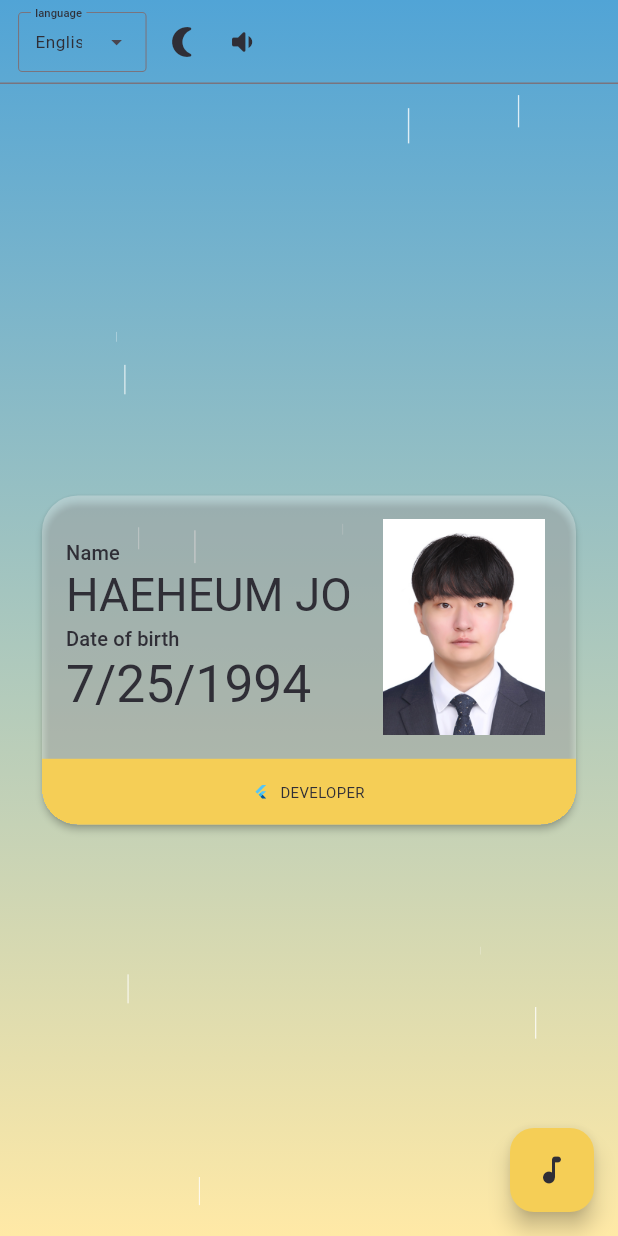
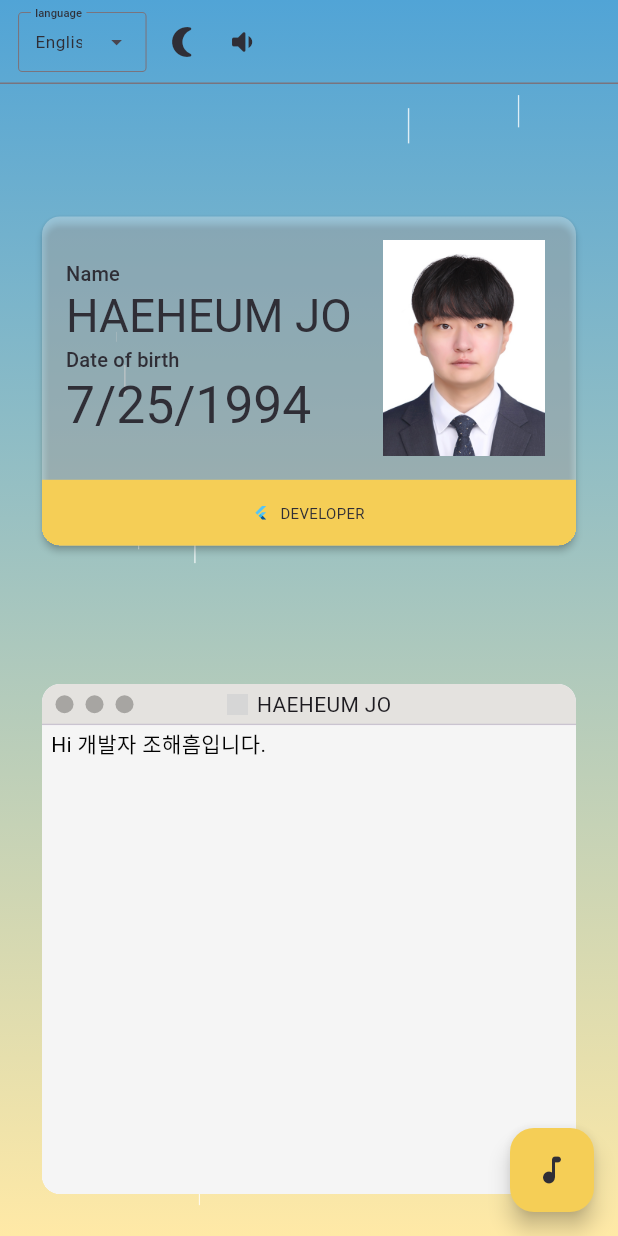
Before and after one commit to Haeheum/portfolio, a Flutter app: the screen it shows after launch, on a phone screen of 412 x 824 dp. Run offline on Flutter 3.47's test engine with Material 3 defaults, Android fonts, the light colour scheme and no system bars; our stand-ins replace audioplayers, google_fonts; Roboto replaces fonts that are missing (Jua); grey boxes are pictures that could not be loaded.

Commit message:
feat: added terminal view

```diff
--- a/lib/l10n/intl_en.arb
+++ b/lib/l10n/intl_en.arb
@@ -17,5 +17,9 @@
         "format": "yMd"
       }
     }
-  }
+  },
+  "myMessage": "Hi 개발자 조해흠입니다.",
+  "milestoneMessage": "Check out my milestone",
+  "skillSetMessage": "Check out my skill set",
+  "projectsMessage": "Check out my projects"
 }
--- a/lib/l10n/intl_ko.arb
+++ b/lib/l10n/intl_ko.arb
@@ -17,5 +17,10 @@
         "format": "yMd"
       }
     }
-  }
+  },
+  "myMessage": "안녕하세요 개발자 조해흠입니다.",
+  "milestoneMessage": "여정표를 확인합니다.",
+  "skillSetMessage": "스킬셋을 확인합니다.",
+  "projectsMessage": "프로젝트를 확인합니다."
+
 }
--- a/lib/src/config/theme.dart
+++ b/lib/src/config/theme.dart
@@ -34,6 +34,13 @@ ThemeData lightTheme = ThemeData.light().copyWith(
       backgroundColor: Color(0xFFFFE9A6),
       textColor: Color(0xFF2F2E36),
       warningColor: Color(0xFFE53935),
+      terminalAppBarColor: Color(0xFFF0EEE9),
+      terminalAppBarTextColor: Color(0xFF827F7D),
+      terminalUnfocusedAppBarColor: Color(0xFFE4E2DF),
+      terminalUnfocusedAppBarTextColor: Color(0xFFA7A5A2),
+      terminalBackgroundColor: Color(0xFFF5F5F5),
+      terminalTextColor: Color(0xFF020202),
+      terminalCursorColor: Color(0xFF989998),
     ),
   ],
 );
@@ -68,6 +75,13 @@ ThemeData darkTheme = ThemeData.dark().copyWith(
       backgroundColor: Color(0xFF151319),
       textColor: Color(0xFFEDEBEE),
       warningColor: Color(0xFFEF9A9A),
+      terminalAppBarColor: Color(0xFF43403B),
+      terminalAppBarTextColor: Color(0xFFA8A6A1),
+      terminalUnfocusedAppBarColor: Color(0xFF37352E),
+      terminalUnfocusedAppBarTextColor: Color(0xFF77726C),
+      terminalBackgroundColor: Color(0xFF20201E),
+      terminalTextColor: Color(0xFFEEEEEF),
+      terminalCursorColor: Color(0xFF979899),
     ),
   ],
 );
--- a/lib/src/config/theme_extension.dart
+++ b/lib/src/config/theme_extension.dart
@@ -8,6 +8,13 @@ class ExtensionColors extends ThemeExtension<ExtensionColors> {
     required this.backgroundColor,
     required this.textColor,
     required this.warningColor,
+    required this.terminalAppBarColor,
+    required this.terminalAppBarTextColor,
+    required this.terminalUnfocusedAppBarColor,
+    required this.terminalUnfocusedAppBarTextColor,
+    required this.terminalBackgroundColor,
+    required this.terminalTextColor,
+    required this.terminalCursorColor,
   });
 
   final Color? skyColor;
@@ -16,6 +23,15 @@ class ExtensionColors extends ThemeExtension<ExtensionColors> {
   final Color? backgroundColor;
   final Color? textColor;
   final Color? warningColor;
+
+  final Color? terminalAppBarColor;
+  final Color? terminalAppBarTextColor;
+  final Color? terminalUnfocusedAppBarColor;
+  final Color? terminalUnfocusedAppBarTextColor;
+
+  final Color? terminalBackgroundColor;
+  final Color? terminalTextColor;
+  final Color? terminalCursorColor;
 
   @override
   ExtensionColors copyWith({
@@ -26,6 +42,13 @@ class ExtensionColors extends ThemeExtension<ExtensionColors> {
     Color? textColor,
     Color? matrixShadowColor,
     Color? warningColor,
+    Color? terminalAppBarColor,
+    Color? terminalAppBarTextColor,
+    Color? terminalUnfocusedAppBarColor,
+    Color? terminalUnfocusedAppBarTextColor,
+    Color? terminalBackgroundColor,
+    Color? terminalTextColor,
+    Color? terminalCursorColor,
   }) {
     return ExtensionColors(
       skyColor: skyColor ?? this.skyColor,
@@ -34,6 +57,17 @@ class ExtensionColors extends ThemeExtension<ExtensionColors> {
       backgroundColor: backgroundColor ?? this.backgroundColor,
       textColor: textColor ?? this.textColor,
       warningColor: warningColor ?? this.warningColor,
+      terminalAppBarColor: terminalAppBarColor ?? this.terminalAppBarColor,
+      terminalAppBarTextColor:
+          terminalAppBarTextColor ?? this.terminalAppBarTextColor,
+      terminalUnfocusedAppBarColor:
+          terminalUnfocusedAppBarColor ?? this.terminalUnfocusedAppBarColor,
+      terminalUnfocusedAppBarTextColor: terminalUnfocusedAppBarTextColor ??
+          this.terminalUnfocusedAppBarTextColor,
+      terminalBackgroundColor:
+          terminalBackgroundColor ?? this.terminalBackgroundColor,
+      terminalTextColor: terminalTextColor ?? this.terminalTextColor,
+      terminalCursorColor: terminalCursorColor ?? this.terminalCursorColor,
     );
   }
 
@@ -50,6 +84,22 @@ class ExtensionColors extends ThemeExtension<ExtensionColors> {
       backgroundColor: Color.lerp(backgroundColor, other.backgroundColor, t),
       textColor: Color.lerp(textColor, other.textColor, t),
       warningColor: Color.lerp(warningColor, other.warningColor, t),
+      terminalAppBarColor:
+          Color.lerp(terminalAppBarColor, other.terminalAppBarColor, t),
+      terminalAppBarTextColor:
+          Color.lerp(terminalAppBarTextColor, other.terminalAppBarTextColor, t),
+      terminalUnfocusedAppBarColor: Color.lerp(
+          terminalUnfocusedAppBarColor, other.terminalUnfocusedAppBarColor, t),
+      terminalUnfocusedAppBarTextColor: Color.lerp(
+          terminalUnfocusedAppBarTextColor,
+          other.terminalUnfocusedAppBarTextColor,
+          t),
+      terminalBackgroundColor:
+          Color.lerp(terminalBackgroundColor, other.terminalBackgroundColor, t),
+      terminalTextColor:
+          Color.lerp(terminalTextColor, other.terminalTextColor, t),
+      terminalCursorColor:
+          Color.lerp(terminalCursorColor, other.terminalCursorColor, t),
     );
   }
 }
--- a/lib/src/presentation/common/scale_on_hover.dart
+++ b/lib/src/presentation/common/scale_on_hover.dart
@@ -7,15 +7,16 @@ class ScaleOnHover extends StatefulWidget {
     this.defaultScale = 1.0,
     this.targetScale = 1.1,
     this.duration = const Duration(milliseconds: 300),
-    this.tooltipMessage ='',
     this.onTap,
+    this.onHover,
   });
+
   final Widget child;
   final double defaultScale;
   final double targetScale;
   final Duration duration;
-  final String tooltipMessage;
   final VoidCallback? onTap;
+  final ValueSetter<bool>? onHover;
 
   @override
   State<ScaleOnHover> createState() => _ScaleOnHoverState();
@@ -38,20 +39,20 @@ class _ScaleOnHoverState extends State<ScaleOnHover> {
 
   @override
   Widget build(BuildContext context) {
-    return Tooltip(
-      message: widget.tooltipMessage,
-      child: GestureDetector(
+    return GestureDetector(
       onTap: widget.onTap,
       child: FocusableActionDetector(
         onShowHoverHighlight: (isHovering) {
           _changeScale(isHovering);
+          if (widget.onHover != null) {
+            widget.onHover!(isHovering);
+          }
         },
         child: AnimatedScale(
             scale: _currentScale,
             duration: widget.duration,
             child: widget.child),
       ),
-      ),
     );
   }
 }
--- a/lib/src/presentation/home/page_home.dart
+++ b/lib/src/presentation/home/page_home.dart
@@ -1,3 +1,4 @@
+import 'package:flutter/cupertino.dart';
 import 'package:flutter/material.dart';
 
 import '../../../generated/l10n.dart';
@@ -8,9 +9,17 @@ import '../projects/page_projects.dart';
 import '../skill_set/page_skill_set.dart';
 import 'appBar/app_bar_home.dart';
 import 'music_control_panel.dart';
+import 'terminal/view_terminal.dart';
 
-class HomePage extends StatelessWidget {
+class HomePage extends StatefulWidget {
   const HomePage({super.key});
+
+  @override
+  State<HomePage> createState() => _HomePageState();
+}
+
+class _HomePageState extends State<HomePage> {
+  ValueNotifier<String?> _consoleMessage = ValueNotifier(null);
 
   @override
   Widget build(BuildContext context) {
@@ -18,23 +27,23 @@ class HomePage extends StatelessWidget {
       appBar: const HomeAppBar(),
       body: Stack(children: [
         const DigitalRain(),
-        Center(
-          child: Padding(
+        Container(
+          alignment: Alignment.center,
           padding: const EdgeInsets.all(24.0),
           child: ConstrainedBox(
             constraints: const BoxConstraints(
               maxWidth: 800,
             ),
+            child: Column(
+              mainAxisAlignment: MainAxisAlignment.center,
+              children: [
+                Expanded(
+                  child: Center(
                     child: AspectRatio(
                       aspectRatio: 16 / 10,
-                child: Hero(
-                  tag: 'card',
                       child: Card(
                         color: Colors.white.withOpacity(0.3),
                         elevation: 2,
-                    shape: RoundedRectangleBorder(
-                      borderRadius: BorderRadius.circular(24.0),
-                    ),
                         clipBehavior: Clip.hardEdge,
                         child: Column(
                           children: [
@@ -49,8 +58,14 @@ class HomePage extends StatelessWidget {
                                       padding: const EdgeInsets.all(16.0),
                                       color: Colors.transparent,
                                       child: ScaleOnHover(
-                                    tooltipMessage:
-                                        S.of(context).milestone,
+                                        onHover: (onHover) {
+                                          if (onHover) {
+                                            _consoleMessage.value =
+                                                S.of(context).milestoneMessage;
+                                          } else {
+                                            _consoleMessage.value = null;
+                                          }
+                                        },
                                         child: FittedBox(
                                           child: Column(
                                             mainAxisAlignment:
@@ -117,6 +132,14 @@ class HomePage extends StatelessWidget {
                                       padding: const EdgeInsets.fromLTRB(
                                           0.0, 16.0, 16.0, 16.0),
                                       child: ScaleOnHover(
+                                        onHover: (onHover) {
+                                          if (onHover) {
+                                            _consoleMessage.value =
+                                                S.of(context).skillSetMessage;
+                                          } else {
+                                            _consoleMessage.value = null;
+                                          }
+                                        },
                                         onTap: () {
                                           Navigator.push(
                                             context,
@@ -125,7 +148,6 @@ class HomePage extends StatelessWidget {
                                                     const SkillSetPage()),
                                           );
                                         },
-                                    tooltipMessage: S.of(context).skillSet,
                                         child: Image.asset(
                                           'assets/images/haeheumjo.jpeg',
                                         ),
@@ -139,13 +161,23 @@ class HomePage extends StatelessWidget {
                               flex: 2,
                               child: Container(
                                 alignment: Alignment.center,
-                            padding: const EdgeInsets.symmetric(vertical: 12.0),
+                                padding:
+                                    const EdgeInsets.symmetric(vertical: 12.0),
                                 color: Theme.of(context)
                                     .extension<ExtensionColors>()!
                                     .cardBackgroundColor,
-                            child: LayoutBuilder(builder: (context, constraints) {
+                                child: LayoutBuilder(
+                                    builder: (context, constraints) {
                                   return ScaleOnHover(
-                                onTap: (){
+                                    onHover: (onHover) {
+                                      if (onHover) {
+                                        _consoleMessage.value =
+                                            S.of(context).projectsMessage;
+                                      } else {
+                                        _consoleMessage.value = null;
+                                      }
+                                    },
+                                    onTap: () {
                                       Navigator.push(
                                         context,
                                         MaterialPageRoute(
@@ -153,9 +185,9 @@ class HomePage extends StatelessWidget {
                                                 const ProjectsPage()),
                                       );
                                     },
-                                tooltipMessage: S.of(context).projects,
                                     child: Row(
-                                  mainAxisAlignment: MainAxisAlignment.center,
+                                      mainAxisAlignment:
+                                          MainAxisAlignment.center,
                                       children: [
                                         FlutterLogo(
                                           size: constraints.maxHeight / 2,
@@ -166,7 +198,8 @@ class HomePage extends StatelessWidget {
                                         Text(
                                           S.of(context).developer,
                                           style: TextStyle(
-                                          fontSize: constraints.maxHeight / 2,
+                                              fontSize:
+                                                  constraints.maxHeight / 2,
                                               color: Theme.of(context)
                                                   .extension<ExtensionColors>()!
                                                   .textColor),
@@ -176,12 +209,22 @@ class HomePage extends StatelessWidget {
                                   );
                                 }),
                               ),
-                        )
+                            ),
                           ],
                         ),
                       ),
                     ),
                   ),
+                ),
+                const SizedBox(height: 24),
+                ValueListenableBuilder(
+                    valueListenable: _consoleMessage,
+                    builder: (_, consoleMessage, ___) {
+                      return TerminalView(
+                        message: consoleMessage,
+                      );
+                    }),
+              ],
             ),
           ),
         ),
--- /dev/null
+++ b/lib/src/presentation/home/terminal/view_terminal.dart
@@ -0,0 +1,158 @@
+import 'package:flutter/material.dart';
+
+import '../../../../generated/l10n.dart';
+import '../../../config/theme_extension.dart';
+
+class TerminalView extends StatefulWidget {
+  const TerminalView({super.key, this.message});
+
+  final String? message;
+
+  @override
+  State<TerminalView> createState() => _TerminalViewState();
+}
+
+class _TerminalViewState extends State<TerminalView> {
+  bool _onHover = false;
+  String _consoleMessage = '';
+
+
+  @override
+  Widget build(BuildContext context) {
+    _consoleMessage = widget.message ?? S.of(context).myMessage;
+
+    return Expanded(
+      child: Center(
+        child: MouseRegion(
+          onEnter: (_) {
+            setState(() {
+              _onHover = true;
+            });
+          },
+          onExit: (_) {
+            setState(() {
+              _onHover = false;
+            });
+          },
+          child: Card(
+            elevation: _onHover ? 15 : 0,
+            clipBehavior: Clip.hardEdge,
+            child: Column(
+              children: [
+                AnimatedContainer(
+                  decoration: BoxDecoration(
+                    color: _onHover
+                        ? Theme.of(context)
+                            .extension<ExtensionColors>()!
+                            .terminalAppBarColor
+                        : Theme.of(context)
+                            .extension<ExtensionColors>()!
+                            .terminalUnfocusedAppBarColor,
+                    borderRadius: const BorderRadius.vertical(
+                      top: Radius.circular(12),
+                    ),
+                  ),
+                  height: 27.0,
+                  duration: const Duration(milliseconds: 50),
+                  child: Row(
+                    mainAxisAlignment: MainAxisAlignment.spaceBetween,
+                    children: [
+                      Row(
+                        mainAxisSize: MainAxisSize.min,
+                        children: [
+                          const SizedBox(width: 9),
+                          CircleAvatar(
+                            backgroundColor: _onHover
+                                ? const Color(0xFFF45D55)
+                                : Theme.of(context)
+                                    .extension<ExtensionColors>()!
+                                    .terminalUnfocusedAppBarTextColor,
+                            radius: 6,
+                          ),
+                          const SizedBox(width: 8),
+                          CircleAvatar(
+                            backgroundColor: _onHover
+                                ? const Color(0xFFF4B52F)
+                                : Theme.of(context)
+                                    .extension<ExtensionColors>()!
+                                    .terminalUnfocusedAppBarTextColor,
+                            radius: 6,
+                          ),
+                          const SizedBox(width: 8),
+                          CircleAvatar(
+                            backgroundColor: _onHover
+                                ? const Color(0xFF29BF40)
+                                : Theme.of(context)
+                                    .extension<ExtensionColors>()!
+                                    .terminalUnfocusedAppBarTextColor,
+                            radius: 6,
+                          ),
+                          const SizedBox(width: 9),
+                        ],
+                      ),
+                      Flexible(
+                        child: Row(
+                          mainAxisSize: MainAxisSize.min,
+                          children: [
+                            Image.asset(
+                                _onHover
+                                    ? 'images/folder_colored.png'
+                                    : 'images/folder_disabled.png',
+                                width: 14,
+                                height: 14),
+                            const SizedBox(width: 6),
+                            Flexible(
+                              child: Text(
+                                S.of(context).myName,
+                                style: TextStyle(),
+                                overflow: TextOverflow.ellipsis,
+                              ),
+                            ),
+                          ],
+                        ),
+                      ),
+                      Flexible(
+                        child: Container(
+                          constraints: const BoxConstraints(maxWidth: 70),
+                        ),
+                      ),
+                    ],
+                  ),
+                ),
+                const Divider(
+                  height: 0.5,
+                ),
+                Expanded(
+                  child: Container(
+                    alignment: Alignment.topLeft,
+                    padding: const EdgeInsets.symmetric(
+                        vertical: 2.0, horizontal: 6.0),
+                    color: Theme.of(context)
+                        .extension<ExtensionColors>()!
+                        .terminalBackgroundColor,
+                    child: Column(
+                      crossAxisAlignment: CrossAxisAlignment.start,
+                      children: [
+                        FittedBox(
+                          child: Text(
+                            _consoleMessage,
+                            style: TextStyle().copyWith(
+                                color: Theme.of(context)
+                                    .extension<ExtensionColors>()!
+                                    .terminalTextColor),
+                            overflow: TextOverflow.ellipsis,
+                          ),
+                        ),
+
+                      ],
+                    ),
+                  ),
+                ),
+              ],
+            ),
+          ),
+        ),
+      ),
+    );
+  }
+}
--- a/lib/src/presentation/projects/page_projects.dart
+++ b/lib/src/presentation/projects/page_projects.dart
@@ -7,11 +7,8 @@ class ProjectsPage extends StatelessWidget {
   Widget build(BuildContext context) {
     return Scaffold(
       appBar: AppBar(),
-      body: Hero(
-        tag: 'card',
-        child: Container(
-          color: Colors.transparent,
-        ),
+      body: Container(
+        color: Colors.transparent,
       ),
     );
   }
```
Also changed, not shown: assets/images/folder_colored.png (added), assets/images/folder_disabled.png (added), lib/generated/intl/messages_en.dart, lib/generated/intl/messages_ko.dart, lib/generated/l10n.dart. Lines whose indentation alone changed are shown as unchanged.
